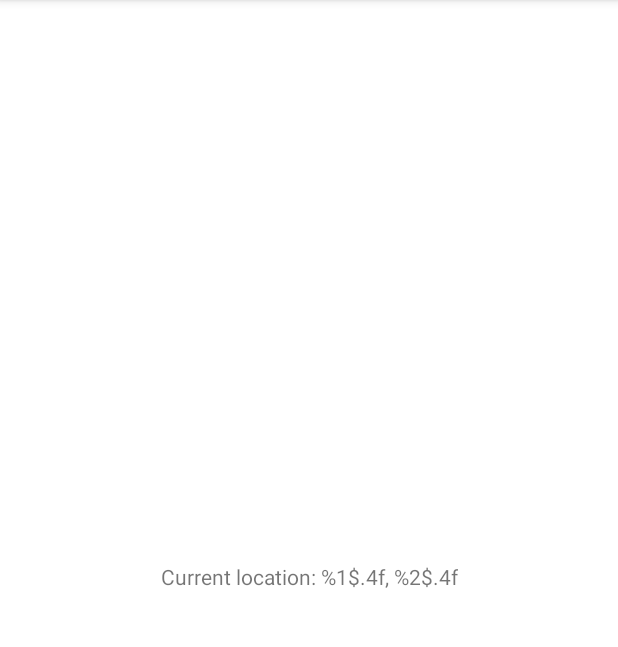
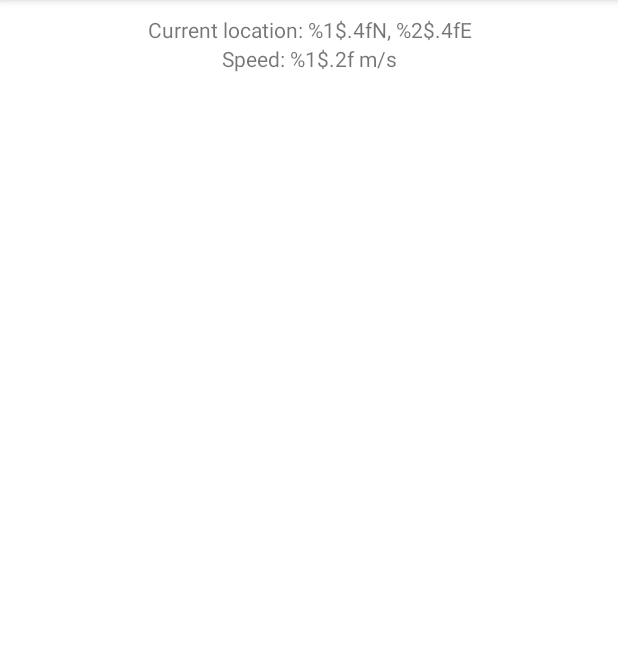
Before and after one commit to bapidec/MSB, an Android app: the screen it shows after launch (MainActivity), on a phone screen of 412 x 824 dp, the part 84-731 px from its top. Run offline under Robolectric (Android 15) with nearby library versions, the phone set to English and light mode, and no system bars; 2 statements that could not run were skipped.

Commit message:
Get location and speed using GPS

```diff
--- a/app/src/main/java/com/example/msb_marszsprintbieganie/MainActivity.java
+++ b/app/src/main/java/com/example/msb_marszsprintbieganie/MainActivity.java
@@ -22,35 +22,41 @@ import com.google.android.gms.location.LocationServices;
 
 import java.util.List;
 
-public class MainActivity extends AppCompatActivity{
+public class MainActivity extends AppCompatActivity implements LocationListener {
 
     private static final int REQUEST_LOCATION_PERMISSION = 1;
     private Location lastLocation;
-    private TextView locationTextView;
-    private FusedLocationProviderClient fusedLocationProviderClient;
+    private TextView locationTextView, speedTextView;
+    LocationManager locationManager;
 
-    private void getLocationPermission() {
-        if(ContextCompat.checkSelfPermission(this, Manifest.permission.ACCESS_FINE_LOCATION) != PackageManager.PERMISSION_GRANTED) {
+    private void getLocation(LocationManager locationManager) {
+        if (ContextCompat.checkSelfPermission(this, Manifest.permission.ACCESS_FINE_LOCATION) != PackageManager.PERMISSION_GRANTED) {
             ActivityCompat.requestPermissions(this, new String[]{Manifest.permission.ACCESS_FINE_LOCATION}, REQUEST_LOCATION_PERMISSION);
+            return;
         }
+        locationManager.requestLocationUpdates(LocationManager.GPS_PROVIDER, 2000, 1, this);
+        Location location = locationManager.getLastKnownLocation(LocationManager.GPS_PROVIDER);
+        locationTextView.setText(getString(R.string.location_text, location.getLatitude(), location.getLongitude()));
+        speedTextView.setText(getString(R.string.speed_text, location.getSpeed()));
     }
 
     @Override
     protected void onCreate(Bundle savedInstanceState) {
         super.onCreate(savedInstanceState);
         setContentView(R.layout.activity_main);
-        getLocationPermission();
         locationTextView = findViewById(R.id.location_textview);
-        LocationManager locationManager = (LocationManager) this.getSystemService(Context.LOCATION_SERVICE);
+        speedTextView = findViewById(R.id.speed_textview);
+        locationManager = (LocationManager) this.getSystemService(Context.LOCATION_SERVICE);
+        getLocation(locationManager);
     }
 
 
     @Override
     public void onRequestPermissionsResult(int requestCode, @NonNull String[] permissions, @NonNull int[] grantResults) {
-        switch(requestCode) {
+        switch (requestCode) {
             case REQUEST_LOCATION_PERMISSION:
-                if(grantResults.length > 0 && grantResults[0] == PackageManager.PERMISSION_GRANTED) {
-
+                if (grantResults.length > 0 && grantResults[0] == PackageManager.PERMISSION_GRANTED) {
+                    getLocation(locationManager);
                 } else {
                     Toast.makeText(this, R.string.location_permission_denied, Toast.LENGTH_SHORT).show();
                 }
@@ -60,4 +66,14 @@ public class MainActivity extends AppCompatActivity{
         }
     }
 
+    @Override
+    public void onLocationChanged(@NonNull Location location) {
+        if(location != null) {
+            locationTextView.setText(getString(R.string.location_text, location.getLatitude(), location.getLongitude()));
+            speedTextView.setText(getString(R.string.speed_text, location.getSpeed()));
+        } else {
+            locationTextView.setText(R.string.no_location);
+            speedTextView.setText(R.string.no_location);
+        }
+    }
 }
--- a/app/src/main/res/layout/activity_main.xml
+++ b/app/src/main/res/layout/activity_main.xml
@@ -1,19 +1,26 @@
 <?xml version="1.0" encoding="utf-8"?>
-<androidx.constraintlayout.widget.ConstraintLayout xmlns:android="http://schemas.android.com/apk/res/android"
+<LinearLayout xmlns:android="http://schemas.android.com/apk/res/android"
     xmlns:app="http://schemas.android.com/apk/res-auto"
     xmlns:tools="http://schemas.android.com/tools"
     android:layout_width="match_parent"
     android:layout_height="match_parent"
-    tools:context=".MainActivity">
+    android:padding="10dp"
+    tools:context=".MainActivity"
+    android:orientation="vertical">
 
     <TextView
         android:id="@+id/location_textview"
-        android:layout_width="wrap_content"
+        android:layout_width="match_parent"
         android:layout_height="wrap_content"
-        android:text="@string/location_text"
-        app:layout_constraintBottom_toBottomOf="parent"
-        app:layout_constraintEnd_toEndOf="parent"
-        app:layout_constraintStart_toStartOf="parent"
-        app:layout_constraintTop_toTopOf="parent" />
+        android:textAlignment="center"
+        android:text="@string/location_text" />
 
-</androidx.constraintlayout.widget.ConstraintLayout>
+    <TextView
+        android:id="@+id/speed_textview"
+        android:layout_width="match_parent"
+        android:layout_height="wrap_content"
+        android:textAlignment="center"
+        android:text="@string/speed_text" />
+
+
+</LinearLayout>
--- a/app/src/main/res/values/strings.xml
+++ b/app/src/main/res/values/strings.xml
@@ -1,6 +1,7 @@
 <resources>
     <string name="app_name">MSB - marsz, sprint, bieganie</string>
-    <string name="location_text">Current location: %1$.4f, %2$.4f</string>
+    <string name="location_text">Current location: %1$.4fN, %2$.4fE</string>
     <string name="location_permission_denied">LOCATION PERMISSION DENIED</string>
     <string name="no_location">no location</string>
+    <string name="speed_text">Speed: %1$.2f m/s</string>
 </resources>
```
